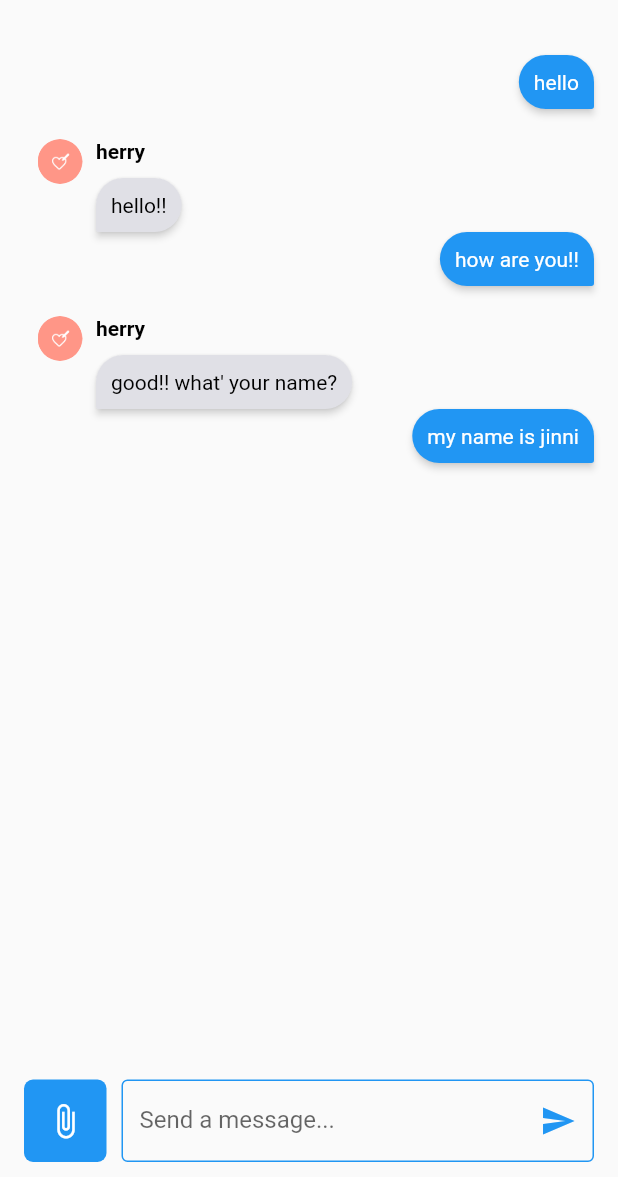
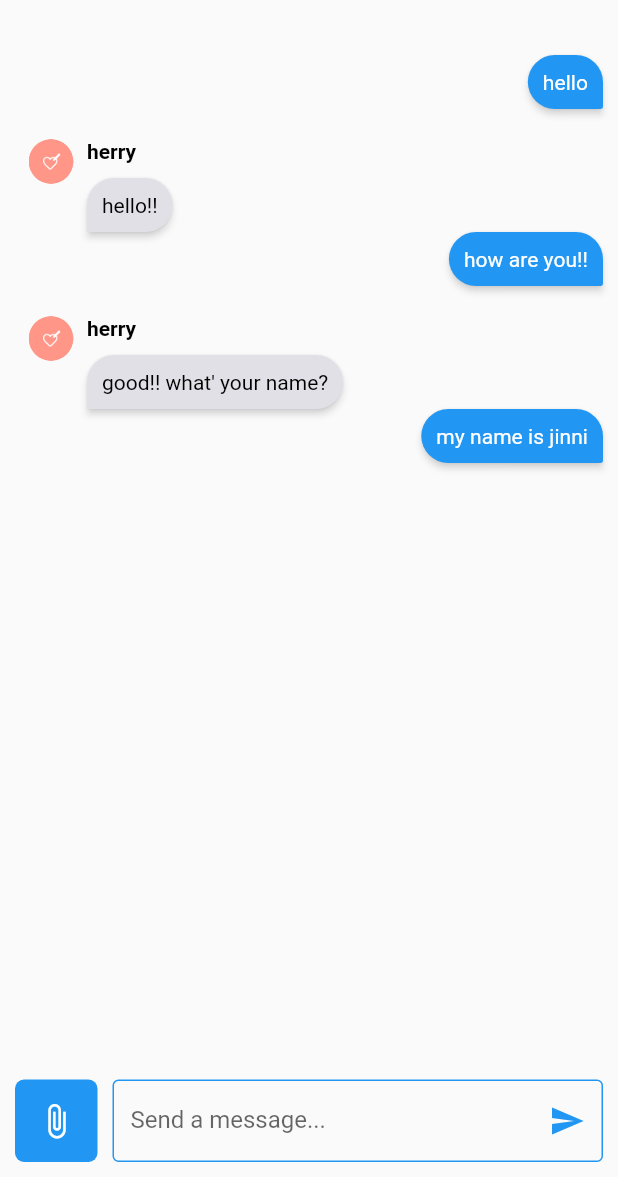
Before and after one commit to 2023-GSC-Diviction/Diviction-User, a Flutter app: the ChatScreen screen opened directly, on a phone screen of 412 x 824 dp, the part 59-1236 px from its top. Run offline on Flutter 3.47's test engine with Material 2 defaults, Android fonts, the phone set to English and light mode, and no system bars; drawn by our look-alikes of flutter_chat_bubble; our stand-ins replace dio, flutter_riverpod, image_picker, shared_preferences, table_calendar; accounts and stored records are empty.

Commit message:
design: 위젯 스타일 변경

```diff
--- a/lib/config/style.dart
+++ b/lib/config/style.dart
@@ -29,6 +29,13 @@ class TextStyles {
       TextStyle(fontSize: 14, color: Colors.black, fontWeight: FontWeight.w600);
   static const TextStyle chatNotMeBubbleTextStyle =
       TextStyle(fontSize: 14, color: Colors.black, fontWeight: FontWeight.w400);
+  static const TextStyle splashTitleTextStyle = TextStyle(
+      decoration: TextDecoration.none,
+      color: Colors.black54,
+      fontSize: 25,
+      fontWeight: FontWeight.w600);
+  static const TextStyle optionButtonTextStyle = TextStyle(
+      color: Colors.black87, fontSize: 14, fontWeight: FontWeight.normal);
 }
 
 class Palette {
--- a/lib/screen/chat_screen.dart
+++ b/lib/screen/chat_screen.dart
@@ -28,7 +28,7 @@ class _ChatScreenState extends State<ChatScreen> {
         extendBodyBehindAppBar: false,
         body: Container(
             padding: const EdgeInsets.symmetric(
-              horizontal: 16,
+              horizontal: 10,
             ),
             child: Column(
               children: [const Expanded(child: Messages()), sendMesssage()],
@@ -56,7 +56,7 @@ class _ChatScreenState extends State<ChatScreen> {
               iconSize: 25,
             ),
           ),
-          SizedBox(
+          const SizedBox(
             width: 10,
           ),
           Expanded(
--- a/lib/screen/day_check_screen.dart
+++ b/lib/screen/day_check_screen.dart
@@ -16,7 +16,7 @@ class DayCheckScreen extends StatelessWidget {
         color: Colors.white,
         child: Stack(
           children: [
-            Center(
+            const Center(
               child: Text('Success?', style: TextStyles.titleTextStyle),
             ),
             Positioned(
```
Also changed, not shown: lib/screen/splash_screen.dart (+2 -7 lines).
